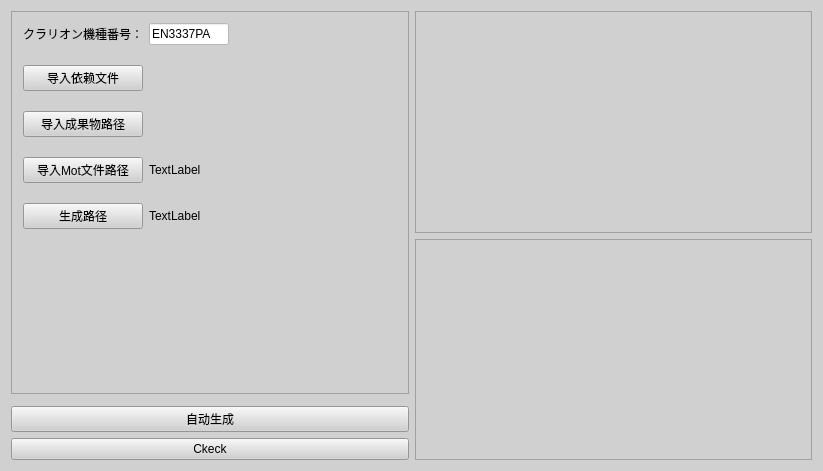
Above: Forms/AutomationTool.ui from 335134701/QT_Demo before the change. Below: the same form after it.
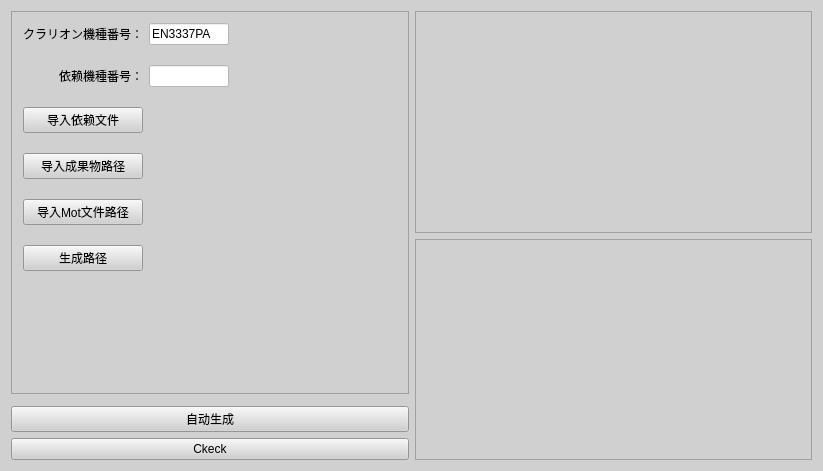
That is the form after the change.

Patch:
```diff
--- a/Forms/AutomationTool.ui
+++ b/Forms/AutomationTool.ui
@@ -166,6 +166,158 @@
        <property name="verticalSpacing">
         <number>20</number>
        </property>
+       <item row="5" column="0">
+        <widget class="QPushButton" name="OutputButton">
+         <property name="sizePolicy">
+          <sizepolicy hsizetype="Preferred" vsizetype="Preferred">
+           <horstretch>0</horstretch>
+           <verstretch>0</verstretch>
+          </sizepolicy>
+         </property>
+         <property name="minimumSize">
+          <size>
+           <width>0</width>
+           <height>0</height>
+          </size>
+         </property>
+         <property name="maximumSize">
+          <size>
+           <width>16777215</width>
+           <height>16777215</height>
+          </size>
+         </property>
+         <property name="text">
+          <string>生成路径</string>
+         </property>
+        </widget>
+       </item>
+       <item row="2" column="1">
+        <widget class="QLabel" name="RelyLabel">
+         <property name="sizePolicy">
+          <sizepolicy hsizetype="Preferred" vsizetype="Preferred">
+           <horstretch>0</horstretch>
+           <verstretch>0</verstretch>
+          </sizepolicy>
+         </property>
+         <property name="minimumSize">
+          <size>
+           <width>0</width>
+           <height>0</height>
+          </size>
+         </property>
+         <property name="text">
+          <string/>
+         </property>
+        </widget>
+       </item>
+       <item row="4" column="1">
+        <widget class="QLabel" name="InputMotLabel">
+         <property name="sizePolicy">
+          <sizepolicy hsizetype="Preferred" vsizetype="Preferred">
+           <horstretch>0</horstretch>
+           <verstretch>0</verstretch>
+          </sizepolicy>
+         </property>
+         <property name="minimumSize">
+          <size>
+           <width>0</width>
+           <height>0</height>
+          </size>
+         </property>
+         <property name="text">
+          <string/>
+         </property>
+        </widget>
+       </item>
+       <item row="5" column="1">
+        <widget class="QLabel" name="CreateLabel">
+         <property name="sizePolicy">
+          <sizepolicy hsizetype="Preferred" vsizetype="Preferred">
+           <horstretch>0</horstretch>
+           <verstretch>0</verstretch>
+          </sizepolicy>
+         </property>
+         <property name="minimumSize">
+          <size>
+           <width>0</width>
+           <height>0</height>
+          </size>
+         </property>
+         <property name="text">
+          <string/>
+         </property>
+        </widget>
+       </item>
+       <item row="3" column="2">
+        <spacer name="horizontalSpacer">
+         <property name="orientation">
+          <enum>Qt::Horizontal</enum>
+         </property>
+         <property name="sizeHint" stdset="0">
+          <size>
+           <width>40</width>
+           <height>20</height>
+          </size>
+         </property>
+        </spacer>
+       </item>
+       <item row="3" column="1">
+        <widget class="QLabel" name="ResultLabel">
+         <property name="sizePolicy">
+          <sizepolicy hsizetype="Preferred" vsizetype="Preferred">
+           <horstretch>0</horstretch>
+           <verstretch>0</verstretch>
+          </sizepolicy>
+         </property>
+         <property name="minimumSize">
+          <size>
+           <width>0</width>
+           <height>0</height>
+          </size>
+         </property>
+         <property name="text">
+          <string/>
+         </property>
+        </widget>
+       </item>
+       <item row="6" column="0">
+        <spacer name="verticalSpacer_2">
+         <property name="orientation">
+          <enum>Qt::Vertical</enum>
+         </property>
+         <property name="sizeHint" stdset="0">
+          <size>
+           <width>20</width>
+           <height>40</height>
+          </size>
+         </property>
+        </spacer>
+       </item>
+       <item row="2" column="0">
+        <widget class="QPushButton" name="RelyButton">
+         <property name="sizePolicy">
+          <sizepolicy hsizetype="Preferred" vsizetype="Preferred">
+           <horstretch>0</horstretch>
+           <verstretch>0</verstretch>
+          </sizepolicy>
+         </property>
+         <property name="minimumSize">
+          <size>
+           <width>0</width>
+           <height>0</height>
+          </size>
+         </property>
+         <property name="maximumSize">
+          <size>
+           <width>16777215</width>
+           <height>16777215</height>
+          </size>
+         </property>
+         <property name="text">
+          <string>导入依赖文件</string>
+         </property>
+        </widget>
+       </item>
        <item row="0" column="1">
         <widget class="QLineEdit" name="IDEdit">
          <property name="sizePolicy">
@@ -232,7 +384,7 @@
          </property>
         </widget>
        </item>
-       <item row="3" column="0">
+       <item row="4" column="0">
         <widget class="QPushButton" name="MotButton">
          <property name="sizePolicy">
           <sizepolicy hsizetype="Preferred" vsizetype="Preferred">
@@ -257,7 +409,7 @@
          </property>
         </widget>
        </item>
-       <item row="2" column="0">
+       <item row="3" column="0">
         <widget class="QPushButton" name="ResultButton">
          <property name="sizePolicy">
           <sizepolicy hsizetype="Preferred" vsizetype="Preferred">
@@ -282,155 +434,36 @@
          </property>
         </widget>
        </item>
-       <item row="4" column="0">
-        <widget class="QPushButton" name="CreateButton_2">
-         <property name="sizePolicy">
-          <sizepolicy hsizetype="Preferred" vsizetype="Preferred">
-           <horstretch>0</horstretch>
-           <verstretch>0</verstretch>
-          </sizepolicy>
-         </property>
-         <property name="minimumSize">
-          <size>
-           <width>0</width>
-           <height>0</height>
-          </size>
-         </property>
-         <property name="maximumSize">
-          <size>
-           <width>16777215</width>
-           <height>16777215</height>
-          </size>
-         </property>
-         <property name="text">
-          <string>生成路径</string>
-         </property>
-        </widget>
-       </item>
-       <item row="3" column="1">
-        <widget class="QLabel" name="InputMotLabel">
-         <property name="sizePolicy">
-          <sizepolicy hsizetype="Preferred" vsizetype="Preferred">
-           <horstretch>0</horstretch>
-           <verstretch>0</verstretch>
-          </sizepolicy>
-         </property>
-         <property name="minimumSize">
-          <size>
-           <width>0</width>
-           <height>0</height>
-          </size>
-         </property>
-         <property name="text">
-          <string>TextLabel</string>
-         </property>
-        </widget>
-       </item>
-       <item row="1" column="1">
-        <widget class="QLabel" name="RelyLabel">
-         <property name="sizePolicy">
-          <sizepolicy hsizetype="Preferred" vsizetype="Preferred">
-           <horstretch>0</horstretch>
-           <verstretch>0</verstretch>
-          </sizepolicy>
-         </property>
-         <property name="minimumSize">
-          <size>
-           <width>0</width>
-           <height>0</height>
-          </size>
-         </property>
-         <property name="text">
-          <string/>
-         </property>
-        </widget>
-       </item>
-       <item row="4" column="1">
-        <widget class="QLabel" name="CreateLabel">
-         <property name="sizePolicy">
-          <sizepolicy hsizetype="Preferred" vsizetype="Preferred">
-           <horstretch>0</horstretch>
-           <verstretch>0</verstretch>
-          </sizepolicy>
-         </property>
-         <property name="minimumSize">
-          <size>
-           <width>0</width>
-           <height>0</height>
-          </size>
-         </property>
-         <property name="text">
-          <string>TextLabel</string>
-         </property>
-        </widget>
-       </item>
        <item row="1" column="0">
-        <widget class="QPushButton" name="RelyButton">
+        <widget class="QLabel" name="RelyIDLabel">
+         <property name="text">
+          <string>依赖機種番号：</string>
+         </property>
+         <property name="alignment">
+          <set>Qt::AlignRight|Qt::AlignTrailing|Qt::AlignVCenter</set>
+         </property>
+        </widget>
+       </item>
+       <item row="1" column="1">
+        <widget class="QLineEdit" name="RelyIDEdit">
          <property name="sizePolicy">
           <sizepolicy hsizetype="Preferred" vsizetype="Preferred">
            <horstretch>0</horstretch>
            <verstretch>0</verstretch>
           </sizepolicy>
          </property>
-         <property name="minimumSize">
-          <size>
-           <width>0</width>
-           <height>0</height>
-          </size>
-         </property>
          <property name="maximumSize">
           <size>
-           <width>16777215</width>
+           <width>80</width>
            <height>16777215</height>
           </size>
          </property>
-         <property name="text">
-          <string>导入依赖文件</string>
+         <property name="styleSheet">
+          <string notr="true">background-color: rgb(255, 255, 255);
+font: 75 11pt &quot;Consolas&quot;;</string>
          </property>
-        </widget>
-       </item>
-       <item row="5" column="0">
-        <spacer name="verticalSpacer_2">
-         <property name="orientation">
-          <enum>Qt::Vertical</enum>
-         </property>
-         <property name="sizeHint" stdset="0">
-          <size>
-           <width>20</width>
-           <height>40</height>
-          </size>
-         </property>
-        </spacer>
-       </item>
-       <item row="2" column="2">
-        <spacer name="horizontalSpacer">
-         <property name="orientation">
-          <enum>Qt::Horizontal</enum>
-         </property>
-         <property name="sizeHint" stdset="0">
-          <size>
-           <width>40</width>
-           <height>20</height>
-          </size>
-         </property>
-        </spacer>
-       </item>
-       <item row="2" column="1">
-        <widget class="QLabel" name="ResultLabel">
-         <property name="sizePolicy">
-          <sizepolicy hsizetype="Preferred" vsizetype="Preferred">
-           <horstretch>0</horstretch>
-           <verstretch>0</verstretch>
-          </sizepolicy>
-         </property>
-         <property name="minimumSize">
-          <size>
-           <width>0</width>
-           <height>0</height>
-          </size>
-         </property>
-         <property name="text">
-          <string/>
+         <property name="maxLength">
+          <number>8</number>
          </property>
         </widget>
        </item>
```
